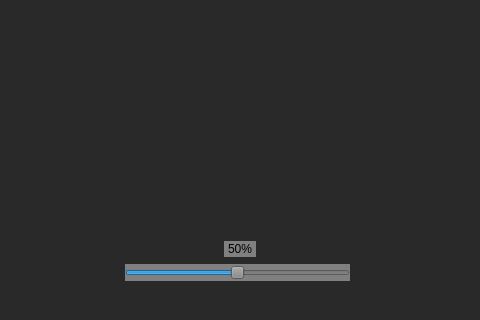
Old version of the form dev/ui2.ui in the repository Knuti-exe/fileroo-project; both pictures show x 257 to 737 and y 355 to 675 of the 1003 by 675 pixel window.
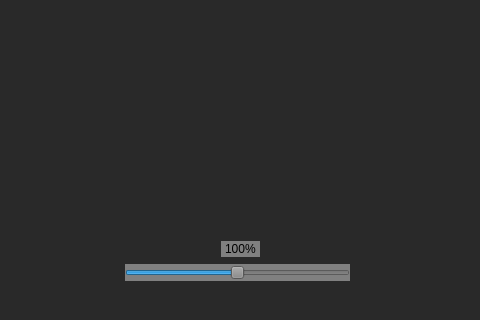
New version of the form. Icons and pictures are not drawn.

The edit to the form file:
```diff
--- a/dev/ui2.ui
+++ b/dev/ui2.ui
@@ -132,7 +132,7 @@
          <string notr="true">background-color: grey; padding: 1px;</string>
         </property>
         <property name="text">
-         <string>50%</string>
+         <string>100%</string>
         </property>
        </widget>
       </item>
```
Left out of the diff: 20 changed lines with no effect on the pictures.
